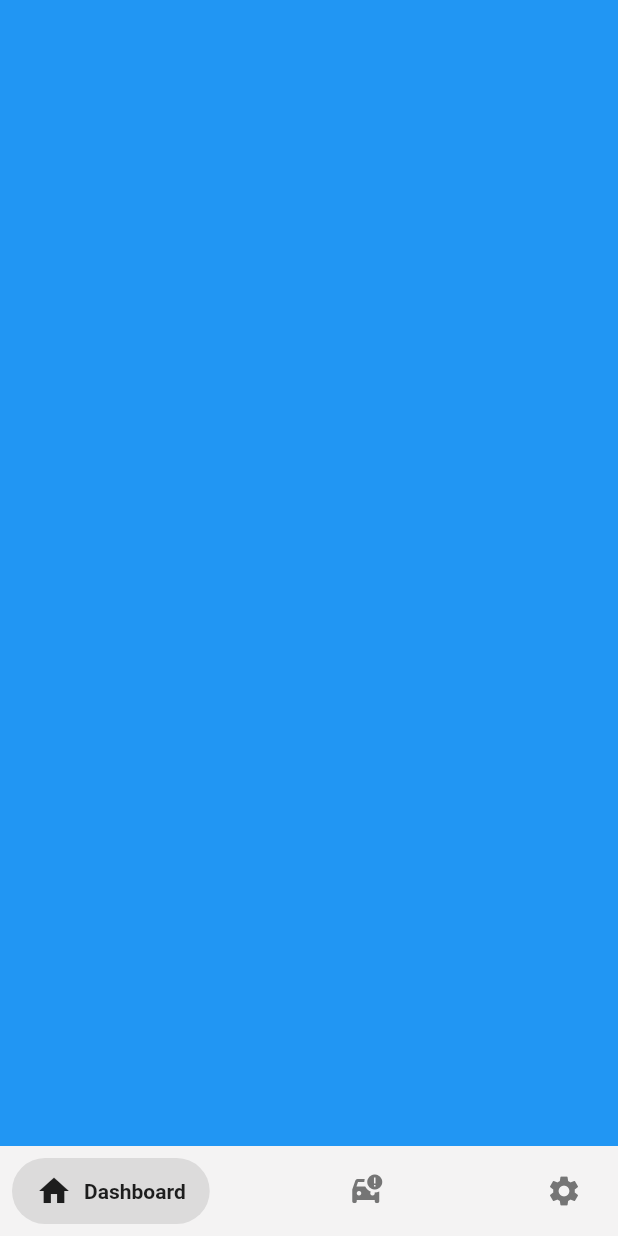
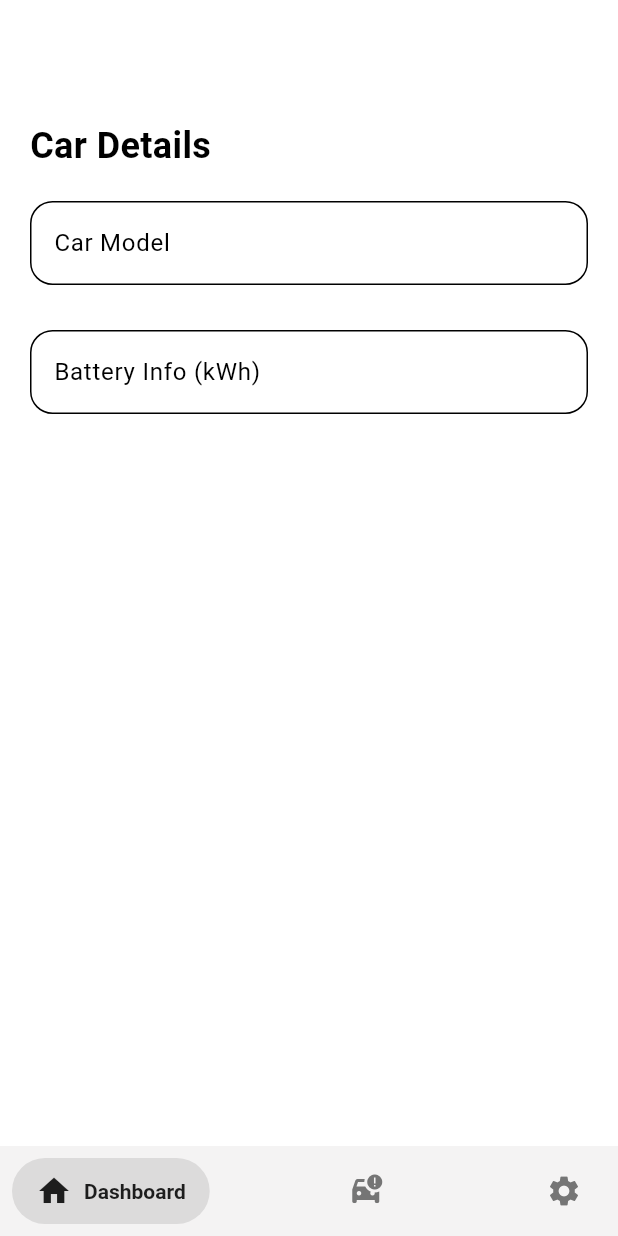
Before and after one commit to piotrbahlaj/charge_route, a Flutter app: the CarDetailsPage screen opened by its route, on a phone screen of 412 x 824 dp. Run offline on Flutter 3.47's test engine with Material 3 defaults, Android fonts, the phone set to English and light mode, and no system bars; drawn by our look-alikes of salomon_bottom_bar; our stand-ins replace bloc, equatable, go_router, google_fonts, google_maps_flutter; Roboto replaces fonts that are missing (Kanit).

Commit message:
created default settings and car details page

```diff
--- a/lib/features/car_details/presentation/pages/car_details_page.dart
+++ b/lib/features/car_details/presentation/pages/car_details_page.dart
@@ -1,13 +1,36 @@
+import 'package:charge_route/features/car_details/presentation/widgets/car_details_text_field.dart';
 import 'package:flutter/material.dart';
+import 'package:google_fonts/google_fonts.dart';
 
 class CarDetailsPage extends StatelessWidget {
-  const CarDetailsPage({super.key});
+  const CarDetailsPage({Key? key}) : super(key: key);
 
   @override
   Widget build(BuildContext context) {
     return Scaffold(
-      body: Container(
-        color: Colors.blue,
+      body: Padding(
+        padding: const EdgeInsets.fromLTRB(20, 80, 20, 20),
+        child: Column(
+          crossAxisAlignment: CrossAxisAlignment.start,
+          children: [
+            Text(
+              'Car Details',
+              style: GoogleFonts.kanit(
+                fontSize: 24,
+                fontWeight: FontWeight.bold,
+              ),
+            ),
+            const SizedBox(height: 20),
+            const CarDetailsTextField(
+                labelText: 'Car Model', hintText: 'Enter your car model'),
+            const SizedBox(height: 30),
+            const CarDetailsTextField(
+                labelText: 'Battery Info (kWh)',
+                hintText: 'Enter battery capacity'),
+            const SizedBox(height: 30),
+            // Add more text fields for additional car details
+          ],
+        ),
       ),
     );
   }
--- /dev/null
+++ b/lib/features/car_details/presentation/widgets/car_details_text_field.dart
@@ -0,0 +1,25 @@
+import 'package:flutter/material.dart';
+
+class CarDetailsTextField extends StatelessWidget {
+  const CarDetailsTextField({
+    super.key,
+    required this.labelText,
+    required this.hintText,
+  });
+
+  final String labelText;
+  final String hintText;
+
+  @override
+  Widget build(BuildContext context) {
+    return TextField(
+      decoration: InputDecoration(
+        labelText: labelText,
+        hintText: hintText,
+        border: OutlineInputBorder(
+          borderRadius: BorderRadius.circular(15),
+        ),
+      ),
+    );
+  }
+}
```
Also changed, not shown: lib/features/settings/presentation/pages/settings_page.dart (+44 -3 lines).
